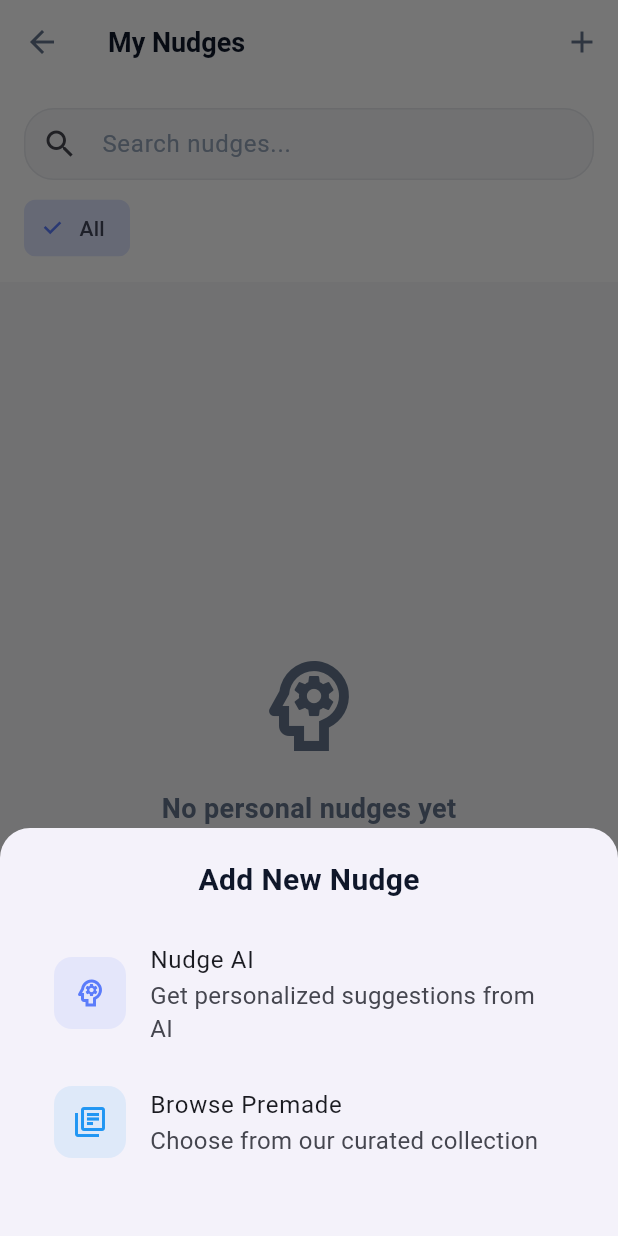
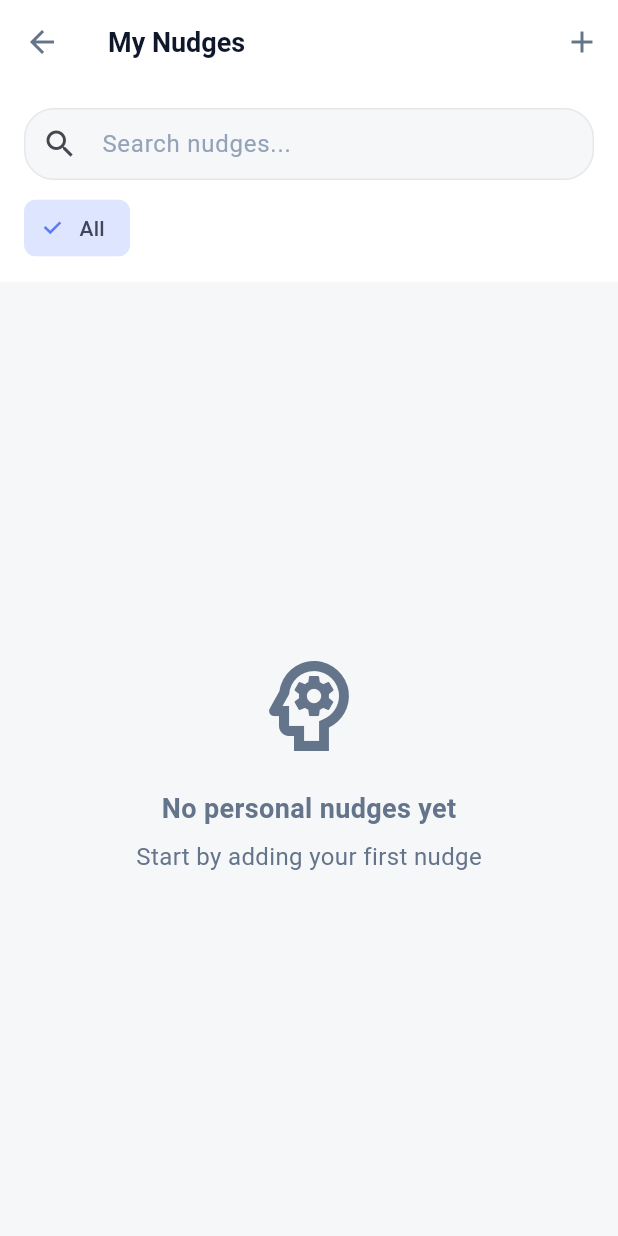
Before and after one commit to anmodianeesh/nudge, a Flutter app: the PersonalNudgesScreen screen opened directly, after a tap on the "add" icon, on a phone screen of 412 x 824 dp. Run offline on Flutter 3.47's test engine with Material 3 defaults, Android fonts, the phone set to English and light mode, and no system bars; our stand-ins replace flutter_bloc.

Commit message:
no change

```diff
--- a/lib/presentation/screens/nudges/nudge_edit_screen.dart
+++ b/lib/presentation/screens/nudges/nudge_edit_screen.dart
@@ -81,9 +81,10 @@ class _NudgeEditScreenState extends State<NudgeEditScreen> {
 
     Navigator.of(context).pop(true);
     ScaffoldMessenger.of(context).showSnackBar(
-      const SnackBar(
-        content: Text('Nudge added to My Nudges'),
-        duration: Duration(milliseconds: 900),
+      SnackBar(
+        content: Text('Nudge added to $_selectedWho'),
+
+        duration: Duration(milliseconds: 1000),
         behavior: SnackBarBehavior.floating,
       ),
     );
@@ -231,7 +232,7 @@ class _NudgeEditScreenState extends State<NudgeEditScreen> {
               child: ElevatedButton.icon(
                 onPressed: _save,
                 icon: const Icon(Icons.check),
-                label: const Text('Add to My Nudges'),
+                label: Text('Add Nudge to $_selectedWho'),
               ),
             ),
             const SizedBox(height: 20), // Bottom padding to prevent cutoff
--- a/lib/presentation/screens/nudges/personal_nudges_screen.dart
+++ b/lib/presentation/screens/nudges/personal_nudges_screen.dart
@@ -1,7 +1,5 @@
 import 'package:flutter/material.dart';
 import 'package:flutter_bloc/flutter_bloc.dart';
-import 'package:nudge/presentation/screens/chat/chat_screen.dart';
-import 'package:nudge/presentation/screens/nudges/premade_nudges_screen.dart';
 
 import '../../../core/theme/app_theme.dart';
 import '../../../business_logic/cubits/nudges_cubit.dart';
@@ -25,77 +23,7 @@ class _PersonalNudgesScreenState extends State<PersonalNudgesScreen> {
     _searchController.dispose();
     super.dispose();
   }
-void _showAddNudgeOptions(BuildContext context) {
-  showModalBottomSheet(
-    context: context,
-    shape: const RoundedRectangleBorder(
-      borderRadius: BorderRadius.vertical(top: Radius.circular(20)),
-    ),
-    builder: (context) => Container(
-      padding: const EdgeInsets.all(20),
-      child: Column(
-        mainAxisSize: MainAxisSize.min,
-        children: [
-          const Text(
-            'Add New Nudge',
-            style: TextStyle(
-              fontSize: 20,
-              fontWeight: FontWeight.w700,
-              color: AppTheme.textDark,
-            ),
-          ),
-          const SizedBox(height: 20),
-          ListTile(
-            leading: Container(
-              width: 48,
-              height: 48,
-              decoration: BoxDecoration(
-                color: AppTheme.primaryPurple.withOpacity(0.1),
-                borderRadius: BorderRadius.circular(12),
-              ),
-              child: const Icon(
-                Icons.psychology_outlined,
-                color: AppTheme.primaryPurple,
-              ),
-            ),
-            title: const Text('Nudge AI'),
-            subtitle: const Text('Get personalized suggestions from AI'),
-            onTap: () => Navigator.push(
-                      context,
-                      MaterialPageRoute(
-                        builder: (context) => const ChatScreen(),
-                      ),
-                    ),
-          ),
-          const SizedBox(height: 8),
-          ListTile(
-            leading: Container(
-              width: 48,
-              height: 48,
-              decoration: BoxDecoration(
-                color: Colors.blue.withOpacity(0.1),
-                borderRadius: BorderRadius.circular(12),
-              ),
-              child: const Icon(
-                Icons.library_books_outlined,
-                color: Colors.blue,
-              ),
-            ),
-            title: const Text('Browse Premade'),
-            subtitle: const Text('Choose from our curated collection'),
-            onTap: () => Navigator.push(
-                      context,
-                      MaterialPageRoute(
-                        builder: (context) => const PremadeNudgesScreen(),
-                      ),
-                    ),
-          ),
-          const SizedBox(height: 20),
-        ],
-      ),
-    ),
-  );
-}
+
   @override
   Widget build(BuildContext context) {
     return Scaffold(
@@ -107,7 +35,9 @@ void _showAddNudgeOptions(BuildContext context) {
         actions: [
           IconButton(
             icon: const Icon(Icons.add),
-            onPressed: () => _showAddNudgeOptions(context),
+            onPressed: () {
+              // Navigate to add nudge screen
+            },
           ),
         ],
       ),
--- a/lib/presentation/screens/nudges/premade_nudges_screen.dart
+++ b/lib/presentation/screens/nudges/premade_nudges_screen.dart
@@ -172,8 +172,8 @@ class _PremadeNudgesScreenState extends State<PremadeNudgesScreen> {
                                         ScaffoldMessenger.of(context).hideCurrentSnackBar();
                                         ScaffoldMessenger.of(context).showSnackBar(
                                           const SnackBar(
-                                            content: Text('Nudge added to My Nudges'),
-                                            duration: Duration(milliseconds: 900),
+                                            content: Text('Nudge added'),
+                                            duration: Duration(milliseconds: 1500),
                                             behavior: SnackBarBehavior.floating,
                                           ),
                                         );
```
